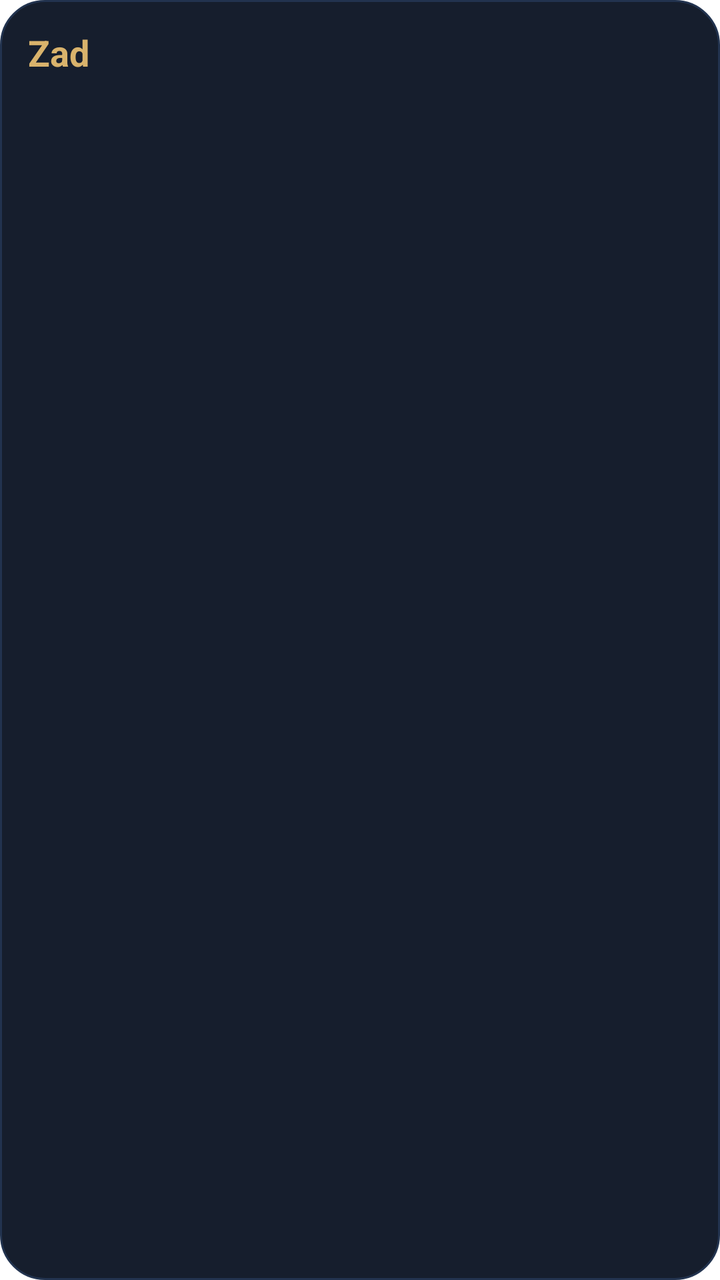
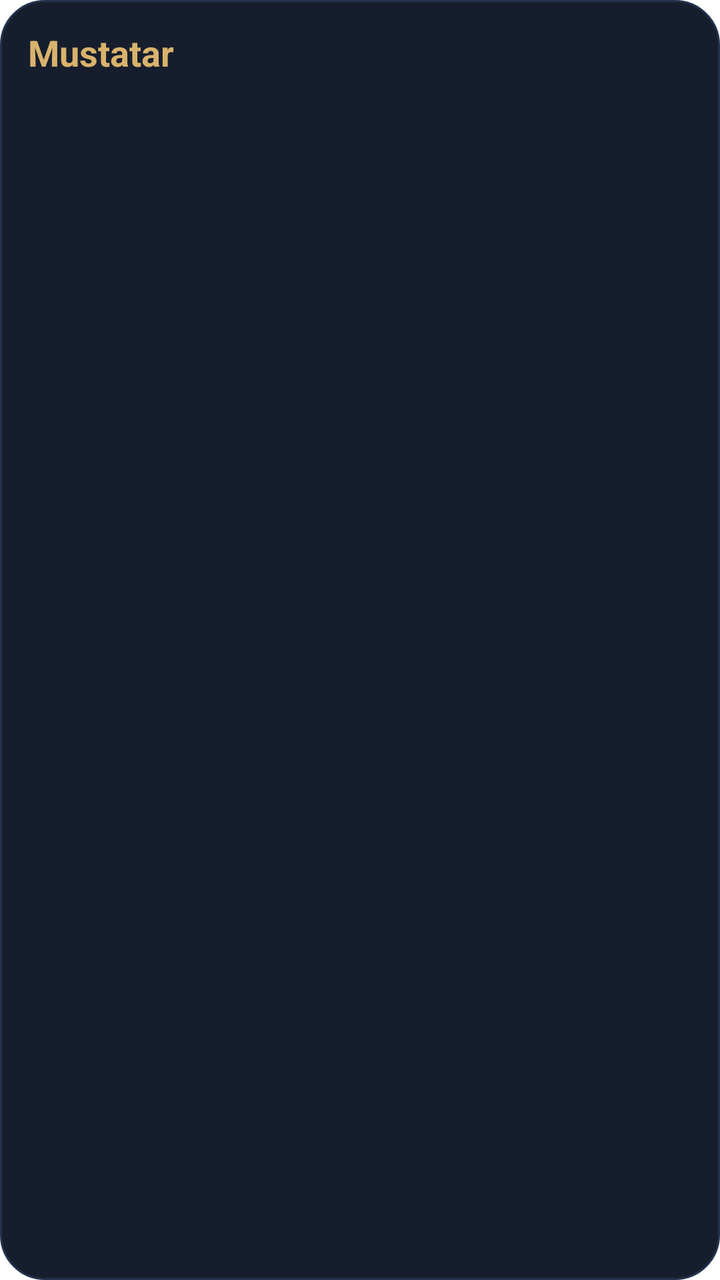

Screens rendered from an Android XML layout before and after an edit, with the pre-edit source and the edit as a unified diff.
<!-- AndroidManifest.xml: application theme android:Theme.Translucent.NoTitleBar -->
<!-- res/layout/widget_main.xml -->
<?xml version="1.0" encoding="utf-8"?>
<LinearLayout xmlns:android="http://schemas.android.com/apk/res/android"
    android:id="@+id/w_root" android:layout_width="match_parent" android:layout_height="match_parent"
    android:orientation="vertical" android:padding="14dp" android:background="@drawable/widget_bg">
    <TextView android:id="@+id/w_prayer" android:layout_width="match_parent" android:layout_height="wrap_content"
        android:text="Zad" android:textColor="#D9B36C" android:textSize="18sp" android:textStyle="bold" android:maxLines="1" />
    <TextView android:id="@+id/w_prayer_time" android:layout_width="match_parent" android:layout_height="wrap_content"
        android:text="" android:textColor="#93A3C0" android:textSize="12sp" android:maxLines="1" android:layout_marginBottom="8dp" />
    <TextView android:id="@+id/w_item1" android:layout_width="match_parent" android:layout_height="wrap_content"
        android:textColor="#E8EDF6" android:textSize="13sp" android:maxLines="1" android:ellipsize="end" android:paddingTop="3dp" />
    <TextView android:id="@+id/w_item2" android:layout_width="match_parent" android:layout_height="wrap_content"
        android:textColor="#E8EDF6" android:textSize="13sp" android:maxLines="1" android:ellipsize="end" android:paddingTop="3dp" />
    <TextView android:id="@+id/w_item3" android:layout_width="match_parent" android:layout_height="wrap_content"
        android:textColor="#E8EDF6" android:textSize="13sp" android:maxLines="1" android:ellipsize="end" android:paddingTop="3dp" />
</LinearLayout>
<!-- resources referenced by this layout -->
<resources>
  <!-- drawable widget_bg (drawable) -->
  <?xml version="1.0" encoding="utf-8"?>
  <shape xmlns:android="http://schemas.android.com/apk/res/android" android:shape="rectangle">
      <solid android:color="#F20A1222" />
      <corners android:radius="22dp" />
      <stroke android:width="1dp" android:color="#22334F" />
  </shape>
</resources>

<!-- the commit's change to res/layout/widget_main.xml (unified diff, before → after) -->
@@ -3,7 +3,7 @@
     android:id="@+id/w_root" android:layout_width="match_parent" android:layout_height="match_parent"
     android:orientation="vertical" android:padding="14dp" android:background="@drawable/widget_bg">
     <TextView android:id="@+id/w_prayer" android:layout_width="match_parent" android:layout_height="wrap_content"
-        android:text="Zad" android:textColor="#D9B36C" android:textSize="18sp" android:textStyle="bold" android:maxLines="1" />
+        android:text="Mustatar" android:textColor="#D9B36C" android:textSize="18sp" android:textStyle="bold" android:maxLines="1" />
     <TextView android:id="@+id/w_prayer_time" android:layout_width="match_parent" android:layout_height="wrap_content"
         android:text="" android:textColor="#93A3C0" android:textSize="12sp" android:maxLines="1" android:layout_marginBottom="8dp" />
     <TextView android:id="@+id/w_item1" android:layout_width="match_parent" android:layout_height="wrap_content"
